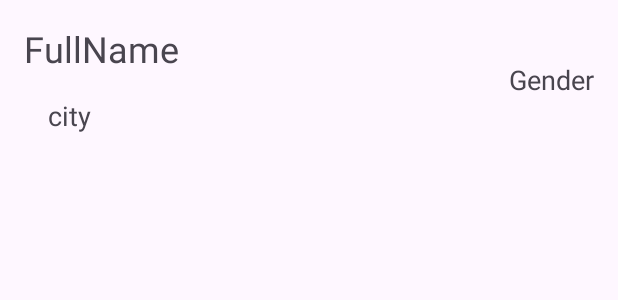
After one commit to Abdelilah-Falih/MiniProjet, an Android app: the layout user_item.xml on its own in the app's theme, with its tools: preview values and no code run, on a phone screen of 412 x 824 dp. The commit adds this screen. Shown: the top 300 px of the screen. Run offline under Robolectric (Android 15) with nearby library versions, the phone set to English and light mode, and no system bars.

Commit message:
main(list view) :  -create custom item for user;  -create class User;  -create Custom adapter  -show user information in the custom layout(item)

```diff
--- /dev/null
+++ b/app/src/main/res/layout/user_item.xml
@@ -0,0 +1,39 @@
+<?xml version="1.0" encoding="utf-8"?>
+<androidx.constraintlayout.widget.ConstraintLayout xmlns:android="http://schemas.android.com/apk/res/android"
+    xmlns:app="http://schemas.android.com/apk/res-auto"
+    xmlns:tools="http://schemas.android.com/tools"
+    android:layout_width="match_parent"
+    android:layout_height="wrap_content"
+    android:padding="16dp">
+
+    <TextView
+        android:id="@+id/tv_fullname"
+        android:layout_width="wrap_content"
+        android:layout_height="wrap_content"
+        android:text="FullName"
+        android:textSize="24sp"
+        app:layout_constraintStart_toStartOf="parent"
+        app:layout_constraintTop_toTopOf="parent" />
+
+    <TextView
+        android:id="@+id/tv_city"
+        android:layout_width="wrap_content"
+        android:layout_height="wrap_content"
+        android:layout_marginStart="16dp"
+        android:layout_marginTop="16dp"
+        android:text="city"
+        android:textSize="18sp"
+        app:layout_constraintBottom_toBottomOf="parent"
+        app:layout_constraintStart_toStartOf="@+id/tv_fullname"
+        app:layout_constraintTop_toBottomOf="@+id/tv_fullname" />
+
+    <TextView
+        android:id="@+id/tv_gender"
+        android:layout_width="wrap_content"
+        android:layout_height="wrap_content"
+        android:text="Gender"
+        android:textSize="18sp"
+        app:layout_constraintBottom_toBottomOf="@+id/tv_city"
+        app:layout_constraintEnd_toEndOf="parent"
+        app:layout_constraintTop_toTopOf="@+id/tv_fullname" />
+</androidx.constraintlayout.widget.ConstraintLayout>
```
Also changed, not shown: app/src/main/java/com/example/myapplication/MainActivity.java (+14 -6 lines), app/src/main/java/com/example/myapplication/User.java (added, +38 -0 lines), app/src/main/java/com/example/myapplication/UserAdapter.java (added, +55 -0 lines).
